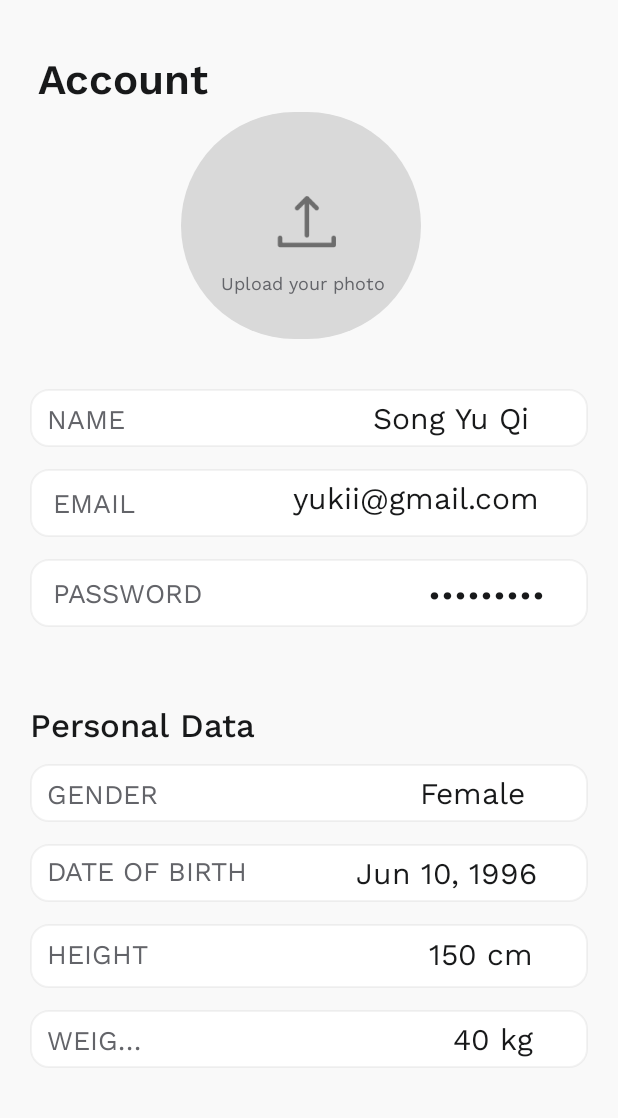
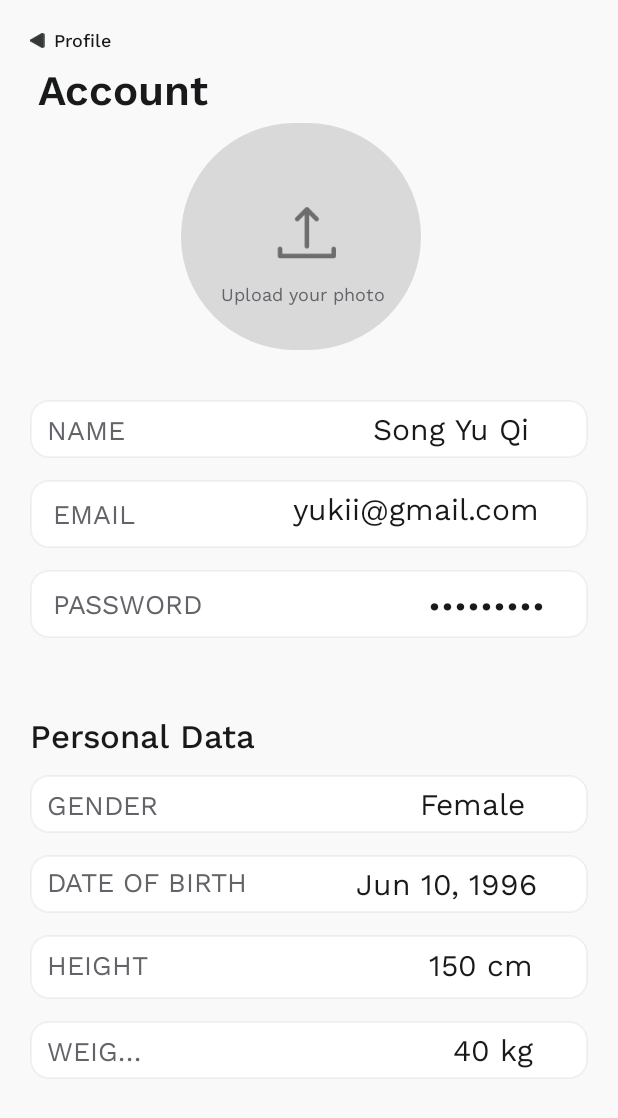
Before and after one commit to jesrene/Final-Year-Project, an Android app: the EditProfile screen opened directly, with no data from a screen before it, on a phone screen of 412 x 824 dp. Shown: the top 1118 px of the screen. Run offline under Robolectric (Android 15) with nearby library versions, the phone set to English and light mode, and no system bars; our stand-ins replace data binding.

Commit message:
Seventh Commit

```diff
--- a/app/build.gradle
+++ b/app/build.gradle
@@ -59,13 +59,10 @@ dependencies {
     implementation "androidx.fragment:fragment-ktx:1.5.5"
 
     implementation 'com.google.android.material:material:1.7.0'
-
     implementation "io.insert-koin:koin-core:$koin_version"
     implementation "io.insert-koin:koin-core-ext:$koin_version"
     implementation "io.insert-koin:koin-androidx-scope:$koin_version"
     implementation "io.insert-koin:koin-androidx-viewmodel:$koin_version"
-
-
     implementation "com.squareup.retrofit2:retrofit:$retrofitVersion"
     implementation "com.squareup.retrofit2:converter-gson:$retrofitVersion"
     implementation "com.squareup.okhttp3:logging-interceptor:$okhttpVersion"
--- a/app/src/main/AndroidManifest.xml
+++ b/app/src/main/AndroidManifest.xml
@@ -22,7 +22,6 @@
         <activity android:name=".CreateAccountScreen" />
         <activity android:name=".LogInScreen" />
         <activity android:name=".NavBar" />
-        <activity android:name=".HomeFragment" />
         <activity android:name=".MentalStateDetails" />
         <activity android:name=".EditProfile" />
         <activity android:name=".QuizScreen" />
--- a/app/src/main/res/layout/activity_edit_profile_screen.xml
+++ b/app/src/main/res/layout/activity_edit_profile_screen.xml
@@ -6,16 +6,43 @@
         android:id="@+id/linearEditProfileSc"
         style="@style/groupStylegray_50"
         android:layout_width="match_parent"
-        android:layout_height="match_parent"
+        android:layout_height="wrap_content"
         android:gravity="center_horizontal"
         android:orientation="vertical">
 
         <LinearLayout
-            android:id="@+id/linearColumnarrowleft"
+            android:id="@+id/backToProfile"
             android:layout_width="match_parent"
-            android:layout_height="0dp"
+            android:layout_height="@dimen/_35pxh"
             android:layout_weight="1.0"
-            android:orientation="vertical">
+            android:orientation="horizontal">
+
+            <ImageView
+                android:layout_width="@dimen/_10pxh"
+                android:layout_height="@dimen/_10pxh"
+                android:layout_marginStart="@dimen/_20pxh"
+                android:layout_marginTop="@dimen/_22pxh"
+                android:src="@drawable/img_arrowleft" />
+
+            <TextView
+                android:id="@+id/profile"
+                android:layout_width="74dp"
+                android:layout_height="@dimen/_18pxh"
+                android:layout_marginStart="@dimen/_6pxh"
+                android:layout_marginTop="@dimen/_18pxh"
+                android:text="Profile"
+                style="@style/txtWorkSansromanmedium22"
+                android:textSize="@dimen/_12pxh" />
+        </LinearLayout>
+
+        <LinearLayout
+            android:id="@+id/ll1"
+            style="@style/groupStylegray_50"
+            android:layout_width="match_parent"
+            android:layout_height="wrap_content"
+            android:layout_weight="1.0"
+            android:orientation="vertical"
+            >
 
             <TextView
                 android:id="@+id/txtAccount"
@@ -23,7 +50,7 @@
                 android:layout_width="wrap_content"
                 android:layout_height="wrap_content"
                 android:layout_gravity="start"
-                android:layout_marginTop="@dimen/_35pxv"
+                android:layout_marginTop="@dimen/_4pxv"
                 android:layout_marginEnd="@dimen/_10pxh"
                 android:layout_marginStart="@dimen/_25pxh"
                 android:ellipsize="end"
@@ -151,11 +178,11 @@
                 <TextView
                     android:id="@+id/txtEmailOne"
                     style="@style/txtWorkSansromanregular20"
-                    android:layout_width="166dp"
+                    android:layout_width="180dp"
                     android:layout_height="wrap_content"
                     android:layout_marginStart="100dp"
                     android:layout_marginTop="@dimen/_5pxv"
-                    android:layout_marginEnd="@dimen/_29pxh"
+                    android:layout_marginEnd="@dimen/_5pxh"
                     android:layout_marginBottom="@dimen/_5pxv"
                     android:layout_toEndOf="@+id/txtEMAIL"
                     android:layout_weight="0"
@@ -207,9 +234,9 @@
 
             <LinearLayout
                 android:layout_width="match_parent"
-            android:layout_height="@dimen/_300pxh"
-            android:orientation="vertical"
-            android:layout_marginTop="@dimen/_20pxh">
+                android:layout_height="312dp"
+                android:layout_marginTop="@dimen/_20pxh"
+                android:orientation="vertical">
 
                 <TextView
                     android:id="@+id/txtPersonalData"
@@ -230,8 +257,8 @@
                     style="@style/groupStylewhite_A700cornerRadius"
                     android:layout_width="match_parent"
                     android:layout_height="wrap_content"
+                    android:layout_marginStart="@dimen/_20pxh"
                     android:layout_marginTop="@dimen/_11pxv"
-                android:layout_marginStart="@dimen/_20pxh"
                     android:layout_marginEnd="@dimen/_20pxh"
                     android:orientation="horizontal">
 
@@ -270,8 +297,8 @@
                     style="@style/groupStylewhite_A700cornerRadius"
                     android:layout_width="match_parent"
                     android:layout_height="wrap_content"
+                    android:layout_marginStart="@dimen/_20pxh"
                     android:layout_marginTop="@dimen/_16pxv"
-                android:layout_marginStart="@dimen/_20pxh"
                     android:layout_marginEnd="@dimen/_20pxh"
                     android:orientation="horizontal">
 
@@ -292,11 +319,11 @@
                     <TextView
                         android:id="@+id/txtJun101996"
                         style="@style/txtWorkSansromanregular20"
-                    android:layout_width="wrap_content"
+                        android:layout_width="@dimen/_150pxh"
                         android:layout_height="wrap_content"
                         android:layout_marginStart="@dimen/_66pxh"
                         android:layout_marginTop="@dimen/_5pxv"
-                    android:layout_marginEnd="@dimen/_29pxh"
+                        android:layout_marginEnd="@dimen/_5pxh"
                         android:layout_marginBottom="@dimen/_5pxv"
                         android:layout_toEndOf="@+id/txtDATEOFBIRTH"
                         android:layout_weight="0.5"
@@ -313,8 +340,8 @@
                     style="@style/groupStylewhite_A700cornerRadius"
                     android:layout_width="match_parent"
                     android:layout_height="wrap_content"
+                    android:layout_marginStart="@dimen/_20pxh"
                     android:layout_marginTop="@dimen/_16pxv"
-                android:layout_marginStart="@dimen/_20pxh"
                     android:layout_marginEnd="@dimen/_20pxh"
                     android:orientation="horizontal">
 
@@ -353,8 +380,8 @@
                     style="@style/groupStylewhite_A700cornerRadius"
                     android:layout_width="match_parent"
                     android:layout_height="wrap_content"
+                    android:layout_marginStart="@dimen/_20pxh"
                     android:layout_marginTop="@dimen/_16pxv"
-                android:layout_marginStart="@dimen/_20pxh"
                     android:layout_marginEnd="@dimen/_20pxh"
                     android:orientation="horizontal">
 
```
Also changed, not shown: app/src/main/java/com/jesrenesapplication/app/MentalStateDetails.java (+17 -0 lines), app/src/main/java/com/jesrenesapplication/app/NavBar.java (+16 -1 lines), app/src/main/res/drawable/rectangle_bg_white_a700_border_black_900_30_radius_12.xml (+18 -6 lines), app/src/main/res/drawable/rectangle_bg_white_a700_border_gray_600_33_radius_35.xml (+20 -5 lines), app/src/main/res/layout/activity_mental_state_details_screen.xml (+33 -7 lines), app/src/main/java/com/jesrenesapplication/app/LogInScreen.java (line endings or trailing spaces). Lines whose indentation alone changed are shown as unchanged.
